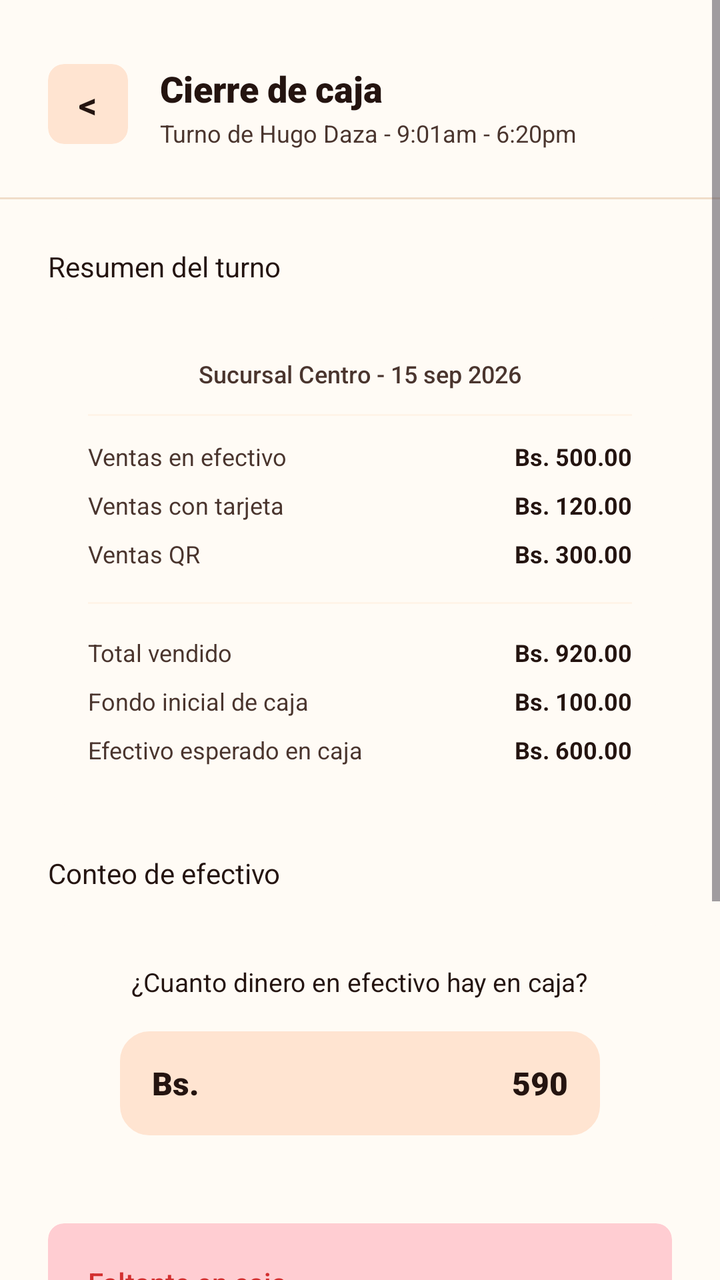
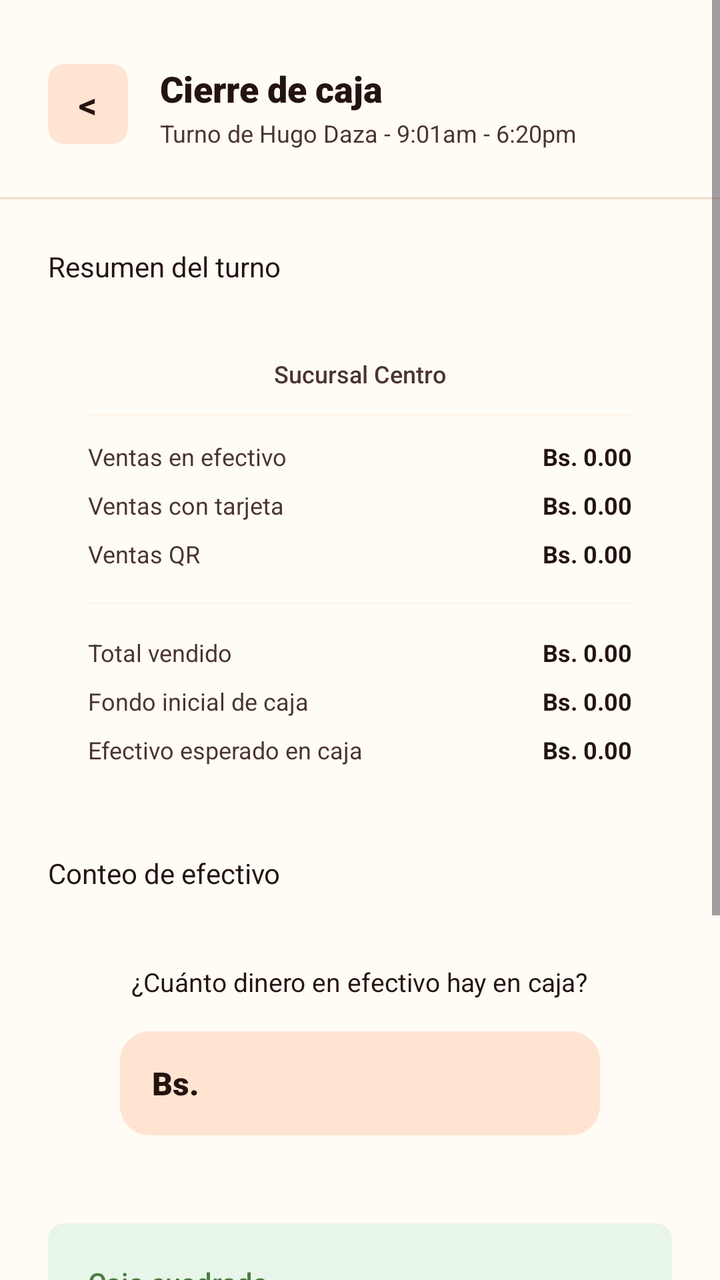

Before-and-after screenshots of an Android layout around one commit, followed by the original layout XML and the change that was made.
<!-- AndroidManifest.xml: application theme Theme.Pollogithub -->
<!-- res/layout/activity_cierre_caja.xml -->
<?xml version="1.0" encoding="utf-8"?>
<ScrollView xmlns:android="http://schemas.android.com/apk/res/android"
    xmlns:app="http://schemas.android.com/apk/res-auto"
    xmlns:tools="http://schemas.android.com/tools"
    android:layout_width="match_parent"
    android:layout_height="match_parent"
    android:fillViewport="true"
    android:background="@color/paper_50"
    tools:context=".CierreCajaActivity">

    <androidx.constraintlayout.widget.ConstraintLayout
        android:layout_width="match_parent"
        android:layout_height="wrap_content"
        android:paddingBottom="48dp">

        
        <androidx.cardview.widget.CardView
            android:id="@+id/btnBack"
            android:layout_width="40dp"
            android:layout_height="40dp"
            android:layout_marginStart="24dp"
            android:layout_marginTop="32dp"
            app:cardBackgroundColor="@color/ember_100"
            app:cardCornerRadius="8dp"
            app:cardElevation="0dp"
            app:layout_constraintStart_toStartOf="parent"
            app:layout_constraintTop_toTopOf="parent">

            <TextView
                android:layout_width="match_parent"
                android:layout_height="match_parent"
                android:gravity="center"
                android:text="&lt;"
                android:textColor="@color/char_900"
                android:textSize="18sp"
                android:textStyle="bold" />
        </androidx.cardview.widget.CardView>

        
        <TextView
            android:id="@+id/tvTitle"
            android:layout_width="wrap_content"
            android:layout_height="wrap_content"
            android:layout_marginStart="16dp"
            android:fontFamily="sans-serif-black"
            android:text="Cierre de caja"
            android:textColor="@color/char_900"
            android:textSize="18sp"
            app:layout_constraintStart_toEndOf="@id/btnBack"
            app:layout_constraintTop_toTopOf="@id/btnBack" />

        <TextView
            android:id="@+id/tvSubtitle"
            android:layout_width="wrap_content"
            android:layout_height="wrap_content"
            android:layout_marginTop="2dp"
            android:fontFamily="sans-serif"
            android:text="Turno de Hugo Daza - 9:01am - 6:20pm"
            android:textColor="@color/char_700"
            android:textSize="12sp"
            app:layout_constraintStart_toStartOf="@id/tvTitle"
            app:layout_constraintTop_toBottomOf="@id/tvTitle" />

        <View
            android:id="@+id/dividerTop"
            android:layout_width="match_parent"
            android:layout_height="1dp"
            android:layout_marginTop="24dp"
            android:background="@color/line_color"
            app:layout_constraintTop_toBottomOf="@id/tvSubtitle" />

        
        <TextView
            android:id="@+id/lblResumen"
            android:layout_width="wrap_content"
            android:layout_height="wrap_content"
            android:layout_marginStart="24dp"
            android:layout_marginTop="24dp"
            android:fontFamily="sans-serif-bold"
            android:text="Resumen del turno"
            android:textColor="@color/char_900"
            android:textSize="14sp"
            app:layout_constraintStart_toStartOf="parent"
            app:layout_constraintTop_toBottomOf="@id/dividerTop" />

        <androidx.cardview.widget.CardView
            android:id="@+id/cardResumen"
            android:layout_width="match_parent"
            android:layout_height="wrap_content"
            android:layout_marginHorizontal="24dp"
            android:layout_marginTop="16dp"
            app:cardBackgroundColor="@color/paper_50"
            app:cardCornerRadius="12dp"
            app:cardElevation="0dp"
            app:strokeColor="@color/line_color"
            app:strokeWidth="1dp"
            app:layout_constraintTop_toBottomOf="@id/lblResumen">

            <LinearLayout
                android:layout_width="match_parent"
                android:layout_height="wrap_content"
                android:orientation="vertical"
                android:padding="20dp">

                <TextView
                    android:layout_width="wrap_content"
                    android:layout_height="wrap_content"
                    android:layout_gravity="center_horizontal"
                    android:fontFamily="sans-serif-medium"
                    android:text="Sucursal Centro - 15 sep 2026"
                    android:textColor="@color/char_700"
                    android:textSize="12sp" />

                <View
                    android:layout_width="match_parent"
                    android:layout_height="1dp"
                    android:layout_marginTop="12dp"
                    android:layout_marginBottom="12dp"
                    android:background="@color/paper_100" />

                <LinearLayout android:layout_width="match_parent" android:layout_height="wrap_content" android:orientation="horizontal">
                    <TextView android:layout_width="0dp" android:layout_weight="1" android:layout_height="wrap_content" android:text="Ventas en efectivo" android:textSize="12sp" android:textColor="@color/char_700" />
                    <TextView android:layout_width="wrap_content" android:layout_height="wrap_content" android:text="Bs. 500.00" android:textStyle="bold" android:textSize="12sp" android:textColor="@color/char_900" />
                </LinearLayout>
                
                <LinearLayout android:layout_width="match_parent" android:layout_height="wrap_content" android:layout_marginTop="8dp" android:orientation="horizontal">
                    <TextView android:layout_width="0dp" android:layout_weight="1" android:layout_height="wrap_content" android:text="Ventas con tarjeta" android:textSize="12sp" android:textColor="@color/char_700" />
                    <TextView android:layout_width="wrap_content" android:layout_height="wrap_content" android:text="Bs. 120.00" android:textStyle="bold" android:textSize="12sp" android:textColor="@color/char_900" />
                </LinearLayout>

                <LinearLayout android:layout_width="match_parent" android:layout_height="wrap_content" android:layout_marginTop="8dp" android:orientation="horizontal">
                    <TextView android:layout_width="0dp" android:layout_weight="1" android:layout_height="wrap_content" android:text="Ventas QR" android:textSize="12sp" android:textColor="@color/char_700" />
                    <TextView android:layout_width="wrap_content" android:layout_height="wrap_content" android:text="Bs. 300.00" android:textStyle="bold" android:textSize="12sp" android:textColor="@color/char_900" />
                </LinearLayout>

                <View
                    android:layout_width="match_parent"
                    android:layout_height="1dp"
                    android:layout_marginTop="16dp"
                    android:layout_marginBottom="16dp"
                    android:background="@color/paper_100" />

                <LinearLayout android:layout_width="match_parent" android:layout_height="wrap_content" android:orientation="horizontal">
                    <TextView android:layout_width="0dp" android:layout_weight="1" android:layout_height="wrap_content" android:text="Total vendido" android:textSize="12sp" android:textColor="@color/char_700" />
                    <TextView android:layout_width="wrap_content" android:layout_height="wrap_content" android:text="Bs. 920.00" android:textStyle="bold" android:textSize="12sp" android:textColor="@color/char_900" />
                </LinearLayout>

                <LinearLayout android:layout_width="match_parent" android:layout_height="wrap_content" android:layout_marginTop="8dp" android:orientation="horizontal">
                    <TextView android:layout_width="0dp" android:layout_weight="1" android:layout_height="wrap_content" android:text="Fondo inicial de caja" android:textSize="12sp" android:textColor="@color/char_700" />
                    <TextView android:layout_width="wrap_content" android:layout_height="wrap_content" android:text="Bs. 100.00" android:textStyle="bold" android:textSize="12sp" android:textColor="@color/char_900" />
                </LinearLayout>

                <LinearLayout android:layout_width="match_parent" android:layout_height="wrap_content" android:layout_marginTop="8dp" android:orientation="horizontal">
                    <TextView android:layout_width="0dp" android:layout_weight="1" android:layout_height="wrap_content" android:text="Efectivo esperado en caja" android:textSize="12sp" android:textColor="@color/char_700" />
                    <TextView android:layout_width="wrap_content" android:layout_height="wrap_content" android:text="Bs. 600.00" android:textStyle="bold" android:textSize="12sp" android:textColor="@color/char_900" />
                </LinearLayout>

            </LinearLayout>
        </androidx.cardview.widget.CardView>

        
        <TextView
            android:id="@+id/lblConteo"
            android:layout_width="wrap_content"
            android:layout_height="wrap_content"
            android:layout_marginStart="24dp"
            android:layout_marginTop="24dp"
            android:fontFamily="sans-serif-bold"
            android:text="Conteo de efectivo"
            android:textColor="@color/char_900"
            android:textSize="14sp"
            app:layout_constraintStart_toStartOf="parent"
            app:layout_constraintTop_toBottomOf="@id/cardResumen" />

        <androidx.cardview.widget.CardView
            android:id="@+id/cardConteo"
            android:layout_width="match_parent"
            android:layout_height="wrap_content"
            android:layout_marginHorizontal="24dp"
            android:layout_marginTop="16dp"
            app:cardBackgroundColor="@color/paper_50"
            app:cardCornerRadius="12dp"
            app:cardElevation="0dp"
            app:strokeColor="@color/line_color"
            app:strokeWidth="1dp"
            app:layout_constraintTop_toBottomOf="@id/lblConteo">

            <LinearLayout
                android:layout_width="match_parent"
                android:layout_height="wrap_content"
                android:orientation="vertical"
                android:padding="20dp"
                android:gravity="center_horizontal">

                <TextView
                    android:layout_width="wrap_content"
                    android:layout_height="wrap_content"
                    android:fontFamily="sans-serif-bold"
                    android:text="¿Cuanto dinero en efectivo hay en caja?"
                    android:textColor="@color/char_900"
                    android:textSize="13sp" />

                <LinearLayout
                    android:layout_width="match_parent"
                    android:layout_height="52dp"
                    android:layout_marginTop="16dp"
                    android:layout_marginHorizontal="16dp"
                    android:background="@drawable/bg_input_field"
                    android:backgroundTint="@color/ember_100"
                    android:gravity="center_vertical"
                    android:orientation="horizontal"
                    android:paddingHorizontal="16dp">

                    <TextView
                        android:layout_width="wrap_content"
                        android:layout_height="wrap_content"
                        android:fontFamily="sans-serif-black"
                        android:text="Bs."
                        android:textColor="@color/char_900"
                        android:textSize="16sp" />

                    <EditText
                        android:id="@+id/etConteo"
                        android:layout_width="0dp"
                        android:layout_height="match_parent"
                        android:layout_weight="1"
                        android:background="@null"
                        android:fontFamily="sans-serif-black"
                        android:gravity="center_vertical|end"
                        android:inputType="numberDecimal"
                        android:text="590"
                        android:textColor="@color/char_900"
                        android:textSize="16sp" />
                </LinearLayout>

            </LinearLayout>
        </androidx.cardview.widget.CardView>

        
        <androidx.cardview.widget.CardView
            android:id="@+id/cardAlert"
            android:layout_width="match_parent"
            android:layout_height="wrap_content"
            android:layout_marginHorizontal="24dp"
            android:layout_marginTop="24dp"
            app:cardBackgroundColor="#FFCDD2"
            app:cardCornerRadius="8dp"
            app:cardElevation="0dp"
            app:layout_constraintTop_toBottomOf="@id/cardConteo">

            <LinearLayout
                android:layout_width="match_parent"
                android:layout_height="wrap_content"
                android:orientation="vertical"
                android:padding="20dp">

                <TextView
                    android:layout_width="wrap_content"
                    android:layout_height="wrap_content"
                    android:fontFamily="sans-serif-medium"
                    android:text="Faltante en caja"
                    android:textColor="#D32F2F"
                    android:textSize="14sp" />

                <TextView
                    android:layout_width="wrap_content"
                    android:layout_height="wrap_content"
                    android:layout_marginTop="4dp"
                    android:fontFamily="sans-serif-black"
                    android:text="Bs. 10"
                    android:textColor="@color/char_900"
                    android:textSize="16sp" />

                <TextView
                    android:layout_width="wrap_content"
                    android:layout_height="wrap_content"
                    android:layout_marginTop="8dp"
                    android:fontFamily="sans-serif"
                    android:text="Hay Bs. 10.00 menos de lo esperado. Revisa si hubo algún vuelto mal entregado antes de cerrar."
                    android:textColor="@color/char_900"
                    android:textSize="12sp" />
            </LinearLayout>
        </androidx.cardview.widget.CardView>

        
        <androidx.appcompat.widget.AppCompatButton
            android:id="@+id/btnConfirm"
            android:layout_width="0dp"
            android:layout_height="54dp"
            android:layout_marginTop="32dp"
            android:layout_marginHorizontal="48dp"
            android:background="@drawable/bg_button_primary"
            android:fontFamily="sans-serif-bold"
            android:text="Confirmar cierre de turno"
            android:textAllCaps="false"
            android:textColor="@color/white"
            android:textSize="14sp"
            app:layout_constraintEnd_toEndOf="parent"
            app:layout_constraintStart_toStartOf="parent"
            app:layout_constraintTop_toBottomOf="@id/cardAlert" />
            
        <TextView
            android:layout_width="wrap_content"
            android:layout_height="wrap_content"
            android:layout_margin="24dp"
            android:text="V1.2"
            android:textColor="@color/char_900"
            android:textSize="12sp"
            app:layout_constraintEnd_toEndOf="parent"
            app:layout_constraintTop_toBottomOf="@id/btnConfirm" />

    </androidx.constraintlayout.widget.ConstraintLayout>
</ScrollView>
<!-- resources referenced by this layout -->
<resources>
  <color name="char_700">#4A352E</color>
  <color name="char_900">#241410</color>
  <color name="ember_100">#FFE4D1</color>
  <color name="line_color">#F0DDC9</color>
  <color name="paper_100">#FFF4E8</color>
  <color name="paper_50">#FFFBF5</color>
  <color name="white">#FFFFFFFF</color>
  <!-- drawable bg_button_primary (drawable) -->
  <?xml version="1.0" encoding="utf-8"?>
  <ripple xmlns:android="http://schemas.android.com/apk/res/android"
      android:color="#33FFFFFF">
      <item>
          <shape android:shape="rectangle">
              <solid android:color="@color/ember_600" />
              <corners android:radius="14dp" />
          </shape>
      </item>
  </ripple>
  <!-- drawable bg_input_field (drawable) -->
  <?xml version="1.0" encoding="utf-8"?>
  <shape xmlns:android="http://schemas.android.com/apk/res/android"
      android:shape="rectangle">
      <solid android:color="@color/paper_100" />
      <stroke
          android:width="1.5dp"
          android:color="@color/line_color" />
      <corners android:radius="14dp" />
  </shape>
  <style name="Theme.Pollogithub" parent="Base.Theme.Pollogithub" />
  <color name="ember_600">#C1440E</color>
  <style name="Base.Theme.Pollogithub" parent="Theme.Material3.DayNight.NoActionBar">
          <item name="android:windowBackground">@color/paper_50</item>
          <item name="android:statusBarColor">@android:color/transparent</item>
          <item name="android:navigationBarColor">@color/white</item>
          <item name="android:windowLightStatusBar">true</item>
          <item name="android:windowLightNavigationBar">true</item>
      </style>
</resources>

<!-- the commit's change to res/layout/activity_cierre_caja.xml (unified diff, before → after) -->
@@ -103,11 +103,12 @@
                 android:padding="20dp">
 
                 <TextView
+                    android:id="@+id/tvResumenSucursalFecha"
                     android:layout_width="wrap_content"
                     android:layout_height="wrap_content"
                     android:layout_gravity="center_horizontal"
                     android:fontFamily="sans-serif-medium"
-                    android:text="Sucursal Centro - 15 sep 2026"
+                    android:text="Sucursal Centro"
                     android:textColor="@color/char_700"
                     android:textSize="12sp" />
 
@@ -120,17 +121,17 @@
 
                 <LinearLayout android:layout_width="match_parent" android:layout_height="wrap_content" android:orientation="horizontal">
                     <TextView android:layout_width="0dp" android:layout_weight="1" android:layout_height="wrap_content" android:text="Ventas en efectivo" android:textSize="12sp" android:textColor="@color/char_700" />
-                    <TextView android:layout_width="wrap_content" android:layout_height="wrap_content" android:text="Bs. 500.00" android:textStyle="bold" android:textSize="12sp" android:textColor="@color/char_900" />
+                    <TextView android:id="@+id/tvResumenEfectivo" android:layout_width="wrap_content" android:layout_height="wrap_content" android:text="Bs. 0.00" android:textStyle="bold" android:textSize="12sp" android:textColor="@color/char_900" />
                 </LinearLayout>
                 
                 <LinearLayout android:layout_width="match_parent" android:layout_height="wrap_content" android:layout_marginTop="8dp" android:orientation="horizontal">
                     <TextView android:layout_width="0dp" android:layout_weight="1" android:layout_height="wrap_content" android:text="Ventas con tarjeta" android:textSize="12sp" android:textColor="@color/char_700" />
-                    <TextView android:layout_width="wrap_content" android:layout_height="wrap_content" android:text="Bs. 120.00" android:textStyle="bold" android:textSize="12sp" android:textColor="@color/char_900" />
+                    <TextView android:id="@+id/tvResumenTarjeta" android:layout_width="wrap_content" android:layout_height="wrap_content" android:text="Bs. 0.00" android:textStyle="bold" android:textSize="12sp" android:textColor="@color/char_900" />
                 </LinearLayout>
 
                 <LinearLayout android:layout_width="match_parent" android:layout_height="wrap_content" android:layout_marginTop="8dp" android:orientation="horizontal">
                     <TextView android:layout_width="0dp" android:layout_weight="1" android:layout_height="wrap_content" android:text="Ventas QR" android:textSize="12sp" android:textColor="@color/char_700" />
-                    <TextView android:layout_width="wrap_content" android:layout_height="wrap_content" android:text="Bs. 300.00" android:textStyle="bold" android:textSize="12sp" android:textColor="@color/char_900" />
+                    <TextView android:id="@+id/tvResumenQr" android:layout_width="wrap_content" android:layout_height="wrap_content" android:text="Bs. 0.00" android:textStyle="bold" android:textSize="12sp" android:textColor="@color/char_900" />
                 </LinearLayout>
 
                 <View
@@ -142,17 +143,17 @@
 
                 <LinearLayout android:layout_width="match_parent" android:layout_height="wrap_content" android:orientation="horizontal">
                     <TextView android:layout_width="0dp" android:layout_weight="1" android:layout_height="wrap_content" android:text="Total vendido" android:textSize="12sp" android:textColor="@color/char_700" />
-                    <TextView android:layout_width="wrap_content" android:layout_height="wrap_content" android:text="Bs. 920.00" android:textStyle="bold" android:textSize="12sp" android:textColor="@color/char_900" />
+                    <TextView android:id="@+id/tvResumenTotalVendido" android:layout_width="wrap_content" android:layout_height="wrap_content" android:text="Bs. 0.00" android:textStyle="bold" android:textSize="12sp" android:textColor="@color/char_900" />
                 </LinearLayout>
 
                 <LinearLayout android:layout_width="match_parent" android:layout_height="wrap_content" android:layout_marginTop="8dp" android:orientation="horizontal">
                     <TextView android:layout_width="0dp" android:layout_weight="1" android:layout_height="wrap_content" android:text="Fondo inicial de caja" android:textSize="12sp" android:textColor="@color/char_700" />
-                    <TextView android:layout_width="wrap_content" android:layout_height="wrap_content" android:text="Bs. 100.00" android:textStyle="bold" android:textSize="12sp" android:textColor="@color/char_900" />
+                    <TextView android:id="@+id/tvResumenFondoInicial" android:layout_width="wrap_content" android:layout_height="wrap_content" android:text="Bs. 0.00" android:textStyle="bold" android:textSize="12sp" android:textColor="@color/char_900" />
                 </LinearLayout>
 
                 <LinearLayout android:layout_width="match_parent" android:layout_height="wrap_content" android:layout_marginTop="8dp" android:orientation="horizontal">
                     <TextView android:layout_width="0dp" android:layout_weight="1" android:layout_height="wrap_content" android:text="Efectivo esperado en caja" android:textSize="12sp" android:textColor="@color/char_700" />
-                    <TextView android:layout_width="wrap_content" android:layout_height="wrap_content" android:text="Bs. 600.00" android:textStyle="bold" android:textSize="12sp" android:textColor="@color/char_900" />
+                    <TextView android:id="@+id/tvResumenEsperado" android:layout_width="wrap_content" android:layout_height="wrap_content" android:text="Bs. 0.00" android:textStyle="bold" android:textSize="12sp" android:textColor="@color/char_900" />
                 </LinearLayout>
 
             </LinearLayout>
@@ -196,7 +197,7 @@
                     android:layout_width="wrap_content"
                     android:layout_height="wrap_content"
                     android:fontFamily="sans-serif-bold"
-                    android:text="¿Cuanto dinero en efectivo hay en caja?"
+                    android:text="¿Cuánto dinero en efectivo hay en caja?"
                     android:textColor="@color/char_900"
                     android:textSize="13sp" />
 
@@ -228,7 +229,7 @@
                         android:fontFamily="sans-serif-black"
                         android:gravity="center_vertical|end"
                         android:inputType="numberDecimal"
-                        android:text="590"
+                        android:text=""
                         android:textColor="@color/char_900"
                         android:textSize="16sp" />
                 </LinearLayout>
@@ -243,7 +244,7 @@
             android:layout_height="wrap_content"
             android:layout_marginHorizontal="24dp"
             android:layout_marginTop="24dp"
-            app:cardBackgroundColor="#FFCDD2"
+            app:cardBackgroundColor="#E8F5E9"
             app:cardCornerRadius="8dp"
             app:cardElevation="0dp"
             app:layout_constraintTop_toBottomOf="@id/cardConteo">
@@ -255,28 +256,31 @@
                 android:padding="20dp">
 
                 <TextView
+                    android:id="@+id/tvAlertTitulo"
                     android:layout_width="wrap_content"
                     android:layout_height="wrap_content"
                     android:fontFamily="sans-serif-medium"
-                    android:text="Faltante en caja"
-                    android:textColor="#D32F2F"
+                    android:text="Caja cuadrada"
+                    android:textColor="@color/ok_600"
                     android:textSize="14sp" />
 
                 <TextView
+                    android:id="@+id/tvAlertMonto"
                     android:layout_width="wrap_content"
                     android:layout_height="wrap_content"
                     android:layout_marginTop="4dp"
                     android:fontFamily="sans-serif-black"
-                    android:text="Bs. 10"
+                    android:text="Bs. 0.00"
                     android:textColor="@color/char_900"
                     android:textSize="16sp" />
 
                 <TextView
+                    android:id="@+id/tvAlertDescripcion"
                     android:layout_width="wrap_content"
                     android:layout_height="wrap_content"
                     android:layout_marginTop="8dp"
                     android:fontFamily="sans-serif"
-                    android:text="Hay Bs. 10.00 menos de lo esperado. Revisa si hubo algún vuelto mal entregado antes de cerrar."
+                    android:text="El efectivo contado coincide con el esperado."
                     android:textColor="@color/char_900"
                     android:textSize="12sp" />
             </LinearLayout>
<!-- resource entries referenced after the edit -->
@@ -4,6 +4,7 @@
   <color name="char_900">#241410</color>
   <color name="ember_100">#FFE4D1</color>
   <color name="line_color">#F0DDC9</color>
+  <color name="ok_600">#4A7C3F</color>
   <color name="paper_100">#FFF4E8</color>
   <color name="paper_50">#FFFBF5</color>
   <color name="white">#FFFFFFFF</color>
